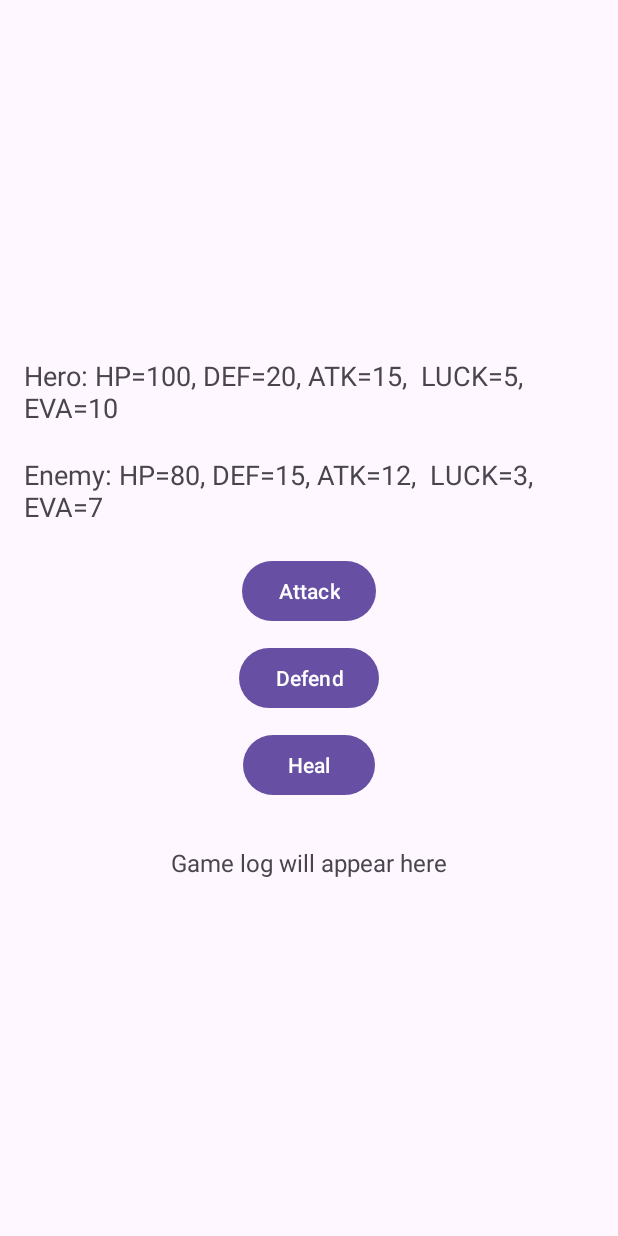
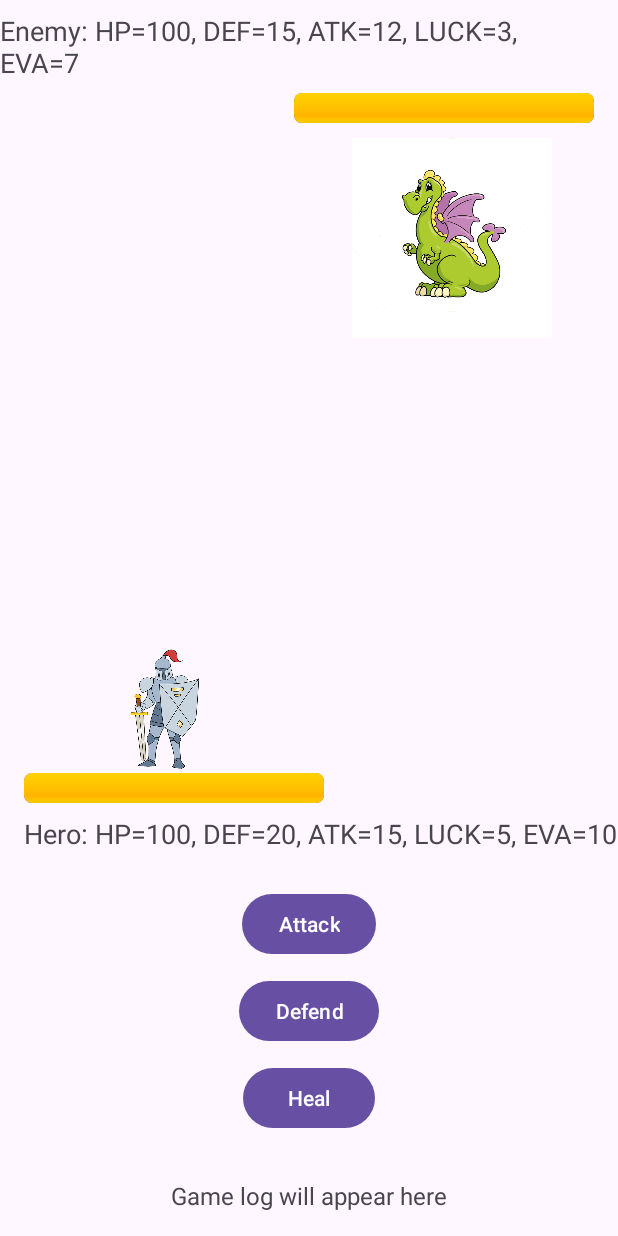
Before and after one commit to MoonSlay/RPGTurn, an Android app: the MainActivity screen opened directly, with no data from a screen before it, on a phone screen of 412 x 824 dp. Run offline under Robolectric (Android 15) with nearby library versions, the phone set to English and light mode, and no system bars.

Commit message:
Added images and fix code with progress bars

```diff
--- a/app/src/main/java/ph/edu/auf/delrosario/angelo/rpgturn/MainActivity.kt
+++ b/app/src/main/java/ph/edu/auf/delrosario/angelo/rpgturn/MainActivity.kt
@@ -3,9 +3,8 @@ package ph.edu.auf.delrosario.angelo.rpgturn
 import android.content.Intent
 import android.os.Bundle
 import android.view.View
-import android.widget.Button
-import android.widget.LinearLayout
-import android.widget.TextView
+import android.widget.*
+import androidx.appcompat.app.AlertDialog
 import androidx.appcompat.app.AppCompatActivity
 
 class MainActivity : AppCompatActivity() {
@@ -15,32 +14,42 @@ class MainActivity : AppCompatActivity() {
     private lateinit var tvHeroStats: TextView
     private lateinit var tvEnemyStats: TextView
     private lateinit var tvGameLog: TextView
-    // Nested button layouts
+    private lateinit var heroHpBar: ProgressBar
+    private lateinit var enemyHpBar: ProgressBar
     private lateinit var llAttackOptions: LinearLayout
+    private lateinit var imageViewHero: ImageView
+    private lateinit var imageViewEnemy: ImageView
 
     override fun onCreate(savedInstanceState: Bundle?) {
         super.onCreate(savedInstanceState)
         setContentView(R.layout.activity_main)
 
-        // Initialize the hero and enemy
+        // Initialize hero and enemy objects
         hero = Hero("Hero", 100, 20, 15, 5, 10)
-        enemy = Enemy("Enemy", 80, 15, 12, 3, 7)
+        enemy = Enemy("Enemy", 100, 15, 12, 3, 7)
 
         // Hook UI elements
         tvHeroStats = findViewById(R.id.tvHeroStats)
         tvEnemyStats = findViewById(R.id.tvEnemyStats)
         tvGameLog = findViewById(R.id.tvGameLog)
+        heroHpBar = findViewById(R.id.heroHpBar)
+        enemyHpBar = findViewById(R.id.enemyHpBar)
+        imageViewHero = findViewById(R.id.imageViewHero)
+        imageViewEnemy = findViewById(R.id.imageViewEnemy)
+
+        heroHpBar.max = hero.hp
+        enemyHpBar.max = enemy.hp
+        updateHpBars()
 
         val btnAttack = findViewById<Button>(R.id.btnAttack)
         val btnDefend = findViewById<Button>(R.id.btnDefend)
         val btnHeal = findViewById<Button>(R.id.btnHeal)
 
-
         llAttackOptions = findViewById(R.id.llAttackOptions)
 
         val btnSwiftCut = findViewById<Button>(R.id.btnSwiftCut)
         val btnForwardSlash = findViewById<Button>(R.id.btnForwardSlash)
-
+        val btnBack = findViewById<Button>(R.id.btnBack)
 
         // Update stats views
         updateStats()
@@ -48,12 +57,22 @@ class MainActivity : AppCompatActivity() {
         // Set button listeners
         btnAttack.setOnClickListener {
             llAttackOptions.visibility = View.VISIBLE
+            btnAttack.visibility = View.GONE
+            btnDefend.visibility = View.GONE
+            btnHeal.visibility = View.GONE
         }
 
+        btnBack.setOnClickListener {
+            llAttackOptions.visibility = View.GONE
+            btnAttack.visibility = View.VISIBLE
+            btnDefend.visibility = View.VISIBLE
+            btnHeal.visibility = View.VISIBLE
+        }
 
         btnSwiftCut.setOnClickListener {
             val damage = hero.swiftCut(enemy)
             tvGameLog.text = "Hero performed Swift Cut on Enemy for $damage damage."
+            updateHpBars()
             checkGameOver()
             enemyTurn()
         }
@@ -61,30 +80,58 @@ class MainActivity : AppCompatActivity() {
         btnForwardSlash.setOnClickListener {
             val damage = hero.forwardSlash(enemy)
             tvGameLog.text = "Hero performed Forward Slash on Enemy for $damage damage."
+            updateHpBars()
             checkGameOver()
             enemyTurn()
         }
 
-
-        // Additional buttons: Defend and Heal
         btnDefend.setOnClickListener {
             hero.defend()
-            appendToGameLog("Hero is defending.")
+            tvGameLog.text = "Hero defended against the attack."
+            checkGameOver()
             enemyTurn()
         }
 
         btnHeal.setOnClickListener {
             val healAmount = hero.heal()
-            appendToGameLog("Hero healed for $healAmount HP.")
+            tvGameLog.text = "Hero healed $healAmount HP."
+            updateHpBars()
+            checkGameOver()
             enemyTurn()
+        }
+
+        // Set image click listeners to show stats in modal
+        imageViewHero.setOnClickListener {
+            showStatsDialog("Hero Stats", "HP: ${hero.hp}\nDEF: ${hero.defense}\nATK: ${hero.attackPower}\nLUCK: ${hero.luck}\nEVA: ${hero.evasion}")
+        }
+
+        imageViewEnemy.setOnClickListener {
+            showStatsDialog("Enemy Stats", "HP: ${enemy.hp}\nDEF: ${enemy.defense}\nATK: ${enemy.attackPower}\nLUCK: ${enemy.luck}\nEVA: ${enemy.evasion}")
         }
     }
 
-    private fun updateStats() {
-        tvHeroStats.text = "Hero: HP=${hero.hp}, DEF=${hero.defense}, ATK=${hero.attackPower},  LUCK=${hero.luck}, EVA=${hero.evasion}"
-        tvEnemyStats.text = "Enemy: HP=${enemy.hp}, DEF=${enemy.defense}, ATK=${enemy.attackPower},  LUCK=${enemy.luck}, EVA=${enemy.evasion}"
+    // Method to show stats in a dialog
+    private fun showStatsDialog(title: String, message: String) {
+        val builder = AlertDialog.Builder(this)
+        builder.setTitle(title)
+        builder.setMessage(message)
+        builder.setPositiveButton("OK") { dialog, _ -> dialog.dismiss() }
+        builder.show()
     }
 
+    // Updates the HP stats and HP bars
+    private fun updateStats() {
+        tvHeroStats.text = "Hero: HP=${hero.hp}, DEF=${hero.defense}, ATK=${hero.attackPower}, LUCK=${hero.luck}, EVA=${hero.evasion}"
+        tvEnemyStats.text = "Enemy: HP=${enemy.hp}, DEF=${enemy.defense}, ATK=${enemy.attackPower}, LUCK=${enemy.luck}, EVA=${enemy.evasion}"
+    }
+
+    // Updates the hero and enemy HP bars
+    private fun updateHpBars() {
+        heroHpBar.progress = hero.hp
+        enemyHpBar.progress = enemy.hp
+    }
+
+    // Check if the game is over (either hero or enemy reaches 0 HP)
     private fun checkGameOver() {
         if (enemy.hp <= 0) {
             navigateToGameOver(true)
@@ -100,19 +147,33 @@ class MainActivity : AppCompatActivity() {
             val randomAction = (1..3).random()
             when (randomAction) {
                 1 -> {
-                    val damage = enemy.attack(hero)
-                    appendToGameLog("Enemy attacked Hero for $damage damage.")
+                    val randomAction = (1..2).random()
+                    when (randomAction) {
+                        1 -> {
+                            val damage = enemy.swiftCut(hero)
+                            tvGameLog.text = "Enemy performed Swift Cut on Hero for $damage damage."
+                            updateHpBars()
+                            checkGameOver()
+                        }
+                        2 -> {
+                            val damage = enemy.forwardSlash(hero)
+                            tvGameLog.text = "Enemy performed Forward Slash on Hero for $damage damage."
+                            updateHpBars()
+                            checkGameOver()
+                        }
+                    }
                 }
                 2 -> {
                     enemy.defend()
-                    appendToGameLog("Enemy is defending.")
+                    tvGameLog.text = "Enemy defended against the attack."
                 }
                 3 -> {
                     val healAmount = enemy.heal()
-                    appendToGameLog("Enemy healed for $healAmount HP.")
+                    tvGameLog.text = "Enemy healed $healAmount HP."
+                    updateHpBars()
+                    checkGameOver()
                 }
             }
-            checkGameOver()
         }
     }
 
@@ -120,10 +181,6 @@ class MainActivity : AppCompatActivity() {
         val intent = Intent(this, GameOverActivity::class.java)
         intent.putExtra("isWin", isWin)
         startActivity(intent)
-        finish() // End the main activity
-    }
-
-    private fun appendToGameLog(message: String) {
-        tvGameLog.append("\n$message")
+        finish()
     }
 }
--- a/app/src/main/res/layout/activity_main.xml
+++ b/app/src/main/res/layout/activity_main.xml
@@ -7,33 +7,15 @@
     android:layout_height="match_parent"
     tools:context=".MainActivity">
 
-    <!-- Res/layout/activity_main.xml -->
     <LinearLayout
+        android:id="@+id/linearLayout"
         android:layout_width="match_parent"
-        android:layout_height="match_parent"
+        android:layout_height="wrap_content"
+        android:gravity="center"
         android:orientation="vertical"
-        android:gravity="center"
-        android:padding="16dp">
+        android:padding="16dp"
+        app:layout_constraintBottom_toBottomOf="parent">
 
-        <!-- Hero Stats -->
-        <TextView
-            android:id="@+id/tvHeroStats"
-            android:layout_width="wrap_content"
-            android:layout_height="wrap_content"
-            android:text="Hero Stats"
-            android:textSize="18sp"
-            android:layout_marginBottom="20dp" />
-
-        <!-- Enemy Stats -->
-        <TextView
-            android:id="@+id/tvEnemyStats"
-            android:layout_width="wrap_content"
-            android:layout_height="wrap_content"
-            android:text="Enemy Stats"
-            android:textSize="18sp"
-            android:layout_marginBottom="20dp" />
-
-        <!-- Action Buttons -->
         <Button
             android:id="@+id/btnAttack"
             android:layout_width="wrap_content"
@@ -44,24 +26,25 @@
             android:id="@+id/btnDefend"
             android:layout_width="wrap_content"
             android:layout_height="wrap_content"
-            android:text="Defend"
-            android:layout_marginTop="10dp" />
+            android:layout_marginTop="10dp"
+            android:text="Defend" />
 
         <Button
             android:id="@+id/btnHeal"
             android:layout_width="wrap_content"
             android:layout_height="wrap_content"
-            android:text="Heal"
-            android:layout_marginTop="10dp" />
+            android:layout_marginTop="10dp"
+            android:text="Heal" />
 
-        <!-- Attack Options -->
+
         <LinearLayout
             android:id="@+id/llAttackOptions"
             android:layout_width="match_parent"
-            android:layout_height="wrap_content"
+            android:layout_height="match_parent"
+            android:gravity="center"
             android:orientation="vertical"
-            android:visibility="gone"
-            android:layout_marginTop="20dp">
+            android:visibility="gone">
+
 
             <Button
                 android:id="@+id/btnSwiftCut"
@@ -73,7 +56,15 @@
                 android:id="@+id/btnForwardSlash"
                 android:layout_width="wrap_content"
                 android:layout_height="wrap_content"
+                android:layout_marginTop="10dp"
                 android:text="Forward Slash" />
+
+            <Button
+                android:id="@+id/btnBack"
+                android:layout_width="wrap_content"
+                android:layout_height="wrap_content"
+                android:layout_marginTop="10dp"
+                android:text="Return" />
 
         </LinearLayout>
 
@@ -81,8 +72,75 @@
             android:id="@+id/tvGameLog"
             android:layout_width="wrap_content"
             android:layout_height="wrap_content"
+            android:layout_marginTop="30dp"
             android:text="Game log will appear here"
-            android:layout_marginTop="30dp"
             android:textSize="16sp" />
     </LinearLayout>
+    <TextView
+        android:id="@+id/tvHeroStats"
+        android:layout_width="match_parent"
+        android:layout_height="wrap_content"
+        android:text="Hero Stats"
+        android:textSize="18sp"
+        app:layout_constraintBottom_toTopOf="@+id/linearLayout"
+        app:layout_constraintStart_toStartOf="parent"
+        android:layout_marginStart="16dp"
+        android:layout_marginBottom="8dp" />
+
+    <ProgressBar
+        android:id="@+id/heroHpBar"
+        style="@android:style/Widget.ProgressBar.Horizontal"
+        android:layout_width="200dp"
+        android:layout_height="wrap_content"
+        android:max="100"
+        android:progress="100"
+        app:layout_constraintBottom_toTopOf="@+id/tvHeroStats"
+        app:layout_constraintStart_toStartOf="parent"
+        android:layout_marginStart="16dp"
+        android:layout_marginBottom="8dp" />
+
+
+    <ImageView
+        android:id="@+id/imageViewHero"
+        android:layout_width="140dp"
+        android:layout_height="85dp"
+        android:layout_marginStart="40dp"
+        android:layout_marginBottom="28dp"
+        android:src="@drawable/hero"
+        app:layout_constraintBottom_toTopOf="@+id/tvHeroStats"
+        app:layout_constraintStart_toStartOf="parent" />
+
+    <TextView
+        android:id="@+id/tvEnemyStats"
+        android:layout_width="match_parent"
+        android:layout_height="wrap_content"
+        android:text="Enemy Stats"
+        android:textSize="18sp"
+        app:layout_constraintTop_toTopOf="parent"
+        app:layout_constraintEnd_toEndOf="parent"
+        android:layout_marginEnd="16dp"
+        android:layout_marginTop="8dp" />
+
+    <ProgressBar
+        android:id="@+id/enemyHpBar"
+        style="@android:style/Widget.ProgressBar.Horizontal"
+        android:layout_width="200dp"
+        android:layout_height="wrap_content"
+        android:max="100"
+        android:progress="100"
+        app:layout_constraintTop_toBottomOf="@+id/tvEnemyStats"
+        app:layout_constraintEnd_toEndOf="parent"
+        android:layout_marginEnd="16dp"
+        android:layout_marginTop="8dp" />
+
+    <ImageView
+        android:id="@+id/imageViewEnemy"
+        android:layout_width="133dp"
+        android:layout_height="153dp"
+        android:layout_marginTop="28dp"
+        android:layout_marginEnd="44dp"
+        android:src="@drawable/dragon"
+        app:layout_constraintEnd_toEndOf="parent"
+        app:layout_constraintTop_toBottomOf="@+id/tvEnemyStats" />
+
 </androidx.constraintlayout.widget.ConstraintLayout>
```
Also changed, not shown: app/src/main/java/ph/edu/auf/delrosario/angelo/rpgturn/Enemy.kt (+16 -9 lines), app/src/main/java/ph/edu/auf/delrosario/angelo/rpgturn/GameInterface.kt (deleted, +0 -41 lines), app/src/main/java/ph/edu/auf/delrosario/angelo/rpgturn/Hero.kt (+16 -9 lines), app/src/main/res/drawable/dragon.png (added), app/src/main/res/drawable/hero.png (added).
